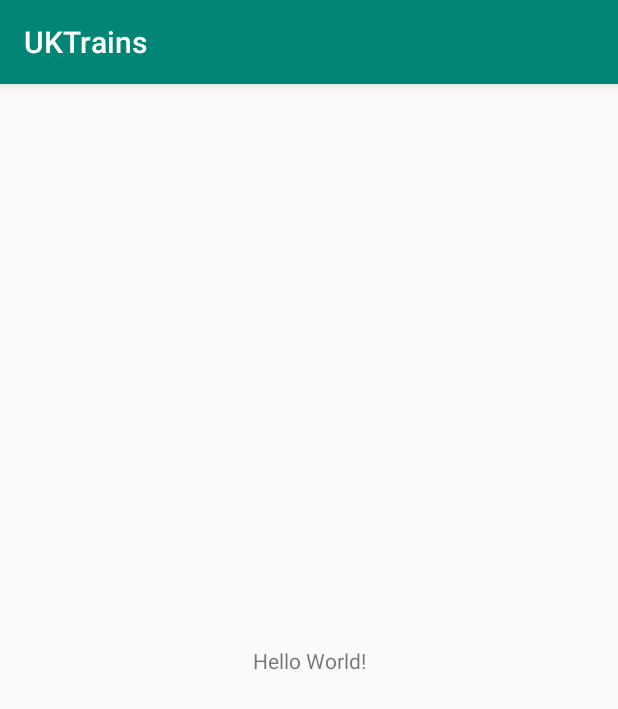
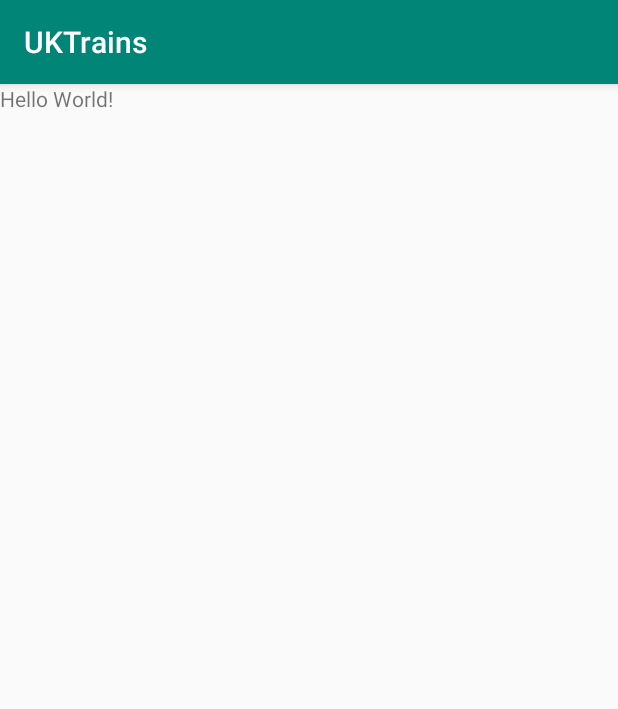
Before and after one commit to jbruchanov/UKTrains, an Android app: the screen it shows after launch (MainActivity), on a phone screen of 412 x 824 dp. Shown: the top 709 px of the screen. Run offline under Robolectric (Android 15) with nearby library versions, the phone set to English and light mode, and no system bars.

Commit message:
Remove contraint layout

```diff
--- a/app/src/main/res/layout/activity_main.xml
+++ b/app/src/main/res/layout/activity_main.xml
@@ -1,5 +1,5 @@
 <?xml version="1.0" encoding="utf-8"?>
-<androidx.constraintlayout.widget.ConstraintLayout
+<FrameLayout
         xmlns:android="http://schemas.android.com/apk/res/android"
         xmlns:tools="http://schemas.android.com/tools"
         xmlns:app="http://schemas.android.com/apk/res-auto"
@@ -10,10 +10,6 @@
     <TextView
             android:layout_width="wrap_content"
             android:layout_height="wrap_content"
-            android:text="Hello World!"
-            app:layout_constraintBottom_toBottomOf="parent"
-            app:layout_constraintLeft_toLeftOf="parent"
-            app:layout_constraintRight_toRightOf="parent"
-            app:layout_constraintTop_toTopOf="parent"/>
+            android:text="Hello World!"/>
 
-</androidx.constraintlayout.widget.ConstraintLayout>
+</FrameLayout>
```
